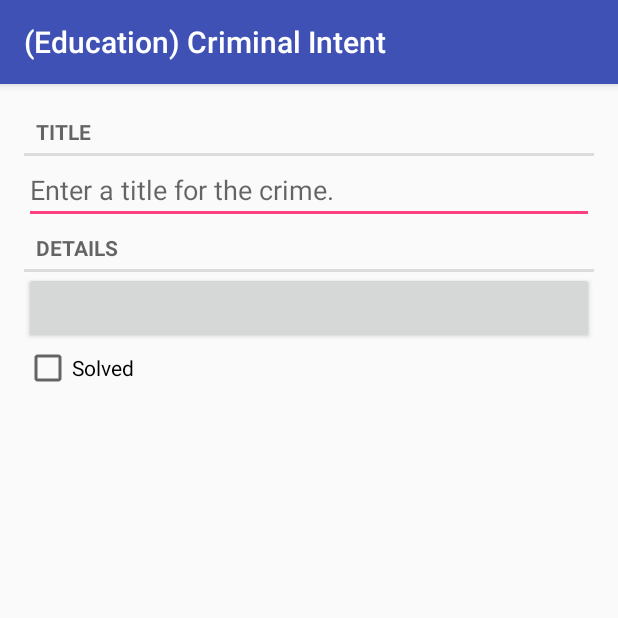
After one commit to RareScrap/EducationCriminalIntent, an Android app: the fragment CrimeFragment shown on its own in the app's theme, on a phone screen of 412 x 824 dp, the top half of it. The commit adds this screen. Run offline under Robolectric (Android 15) with nearby library versions, the phone set to English and light mode, and no system bars.

Commit message:
стр 166

```diff
--- a/app/build.gradle
+++ b/app/build.gradle
@@ -26,6 +26,5 @@ dependencies {
     })
     testCompile 'junit:junit:4.12'
 
-    compile 'com.android.support.constraint:constraint-layout:1.0.2'
     compile 'com.android.support:appcompat-v7:26.0.0-alpha1'
 }
--- /dev/null
+++ b/app/src/main/java/com/apptrust/educationcriminalintent/Crime.java
@@ -0,0 +1,49 @@
+package com.apptrust.educationcriminalintent;
+
+import java.util.Date;
+import java.util.UUID;
+
+/**
+ * Created by RareScrap on 23.08.2017.
+ */
+
+public class Crime {
+    private final UUID mId;
+    private String mTitle;
+    private Date mDate;
+    private boolean mSolved;
+
+    public Crime() {
+        mId = UUID.randomUUID();
+        mDate = new Date();
+    }
+
+    // TODO: Вообще, я против этого говна в виде Boilerplate-code
+    public String getTitle() {
+        return mTitle;
+    }
+
+    public void setTitle(String title) {
+        mTitle = title;
+    }
+
+    public Date getDate() {
+        return mDate;
+    }
+
+    public void setDate(Date date) {
+        mDate = date;
+    }
+
+    public boolean isSolved() {
+        return mSolved;
+    }
+
+    public void setSolved(boolean solved) {
+        mSolved = solved;
+    }
+
+    public UUID getId() {
+        return mId;
+    }
+}
--- /dev/null
+++ b/app/src/main/java/com/apptrust/educationcriminalintent/CrimeFragment.java
@@ -0,0 +1,51 @@
+package com.apptrust.educationcriminalintent;
+
+import android.os.Bundle;
+import android.support.annotation.Nullable;
+import android.support.v4.app.Fragment;
+import android.view.LayoutInflater;
+import android.view.View;
+import android.view.ViewGroup;
+
+/**
+ *
+ * @author RareScrap
+ */
+
+public class CrimeFragment extends Fragment {
+    private Crime mCrime;
+
+    @Override
+    public void onCreate(@Nullable Bundle savedInstanceState) {
+        super.onCreate(savedInstanceState);
+        mCrime = new Crime();
+    }
+
+    /**
+     * Called to have the fragment instantiate its user interface view.
+     * This is optional, and non-graphical fragments can return null (which
+     * is the default implementation).  This will be called between
+     * {@link #onCreate(Bundle)} and {@link #onActivityCreated(Bundle)}.
+     * <p>
+     * <p>If you return a View from here, you will later be called in
+     * {@link #onDestroyView} when the view is being released.
+     *
+     * @param inflater           The LayoutInflater object that can be used to inflate
+     *                           any views in the fragment,
+     * @param container          If non-null, this is the parent view that the fragment's
+     *                           UI should be attached to.  The fragment should not add the view itself,
+     *                           but this can be used to generate the LayoutParams of the view.
+     * @param savedInstanceState If non-null, this fragment is being re-constructed
+     *                           from a previous saved state as given here.
+     * @return Return the View for the fragment's UI, or null.
+     */
+    @Nullable
+    @Override
+    public View onCreateView(LayoutInflater inflater, @Nullable ViewGroup container, @Nullable Bundle savedInstanceState) {
+        /* Третий параметр указывает, нужно ли включать заполненное представление в
+        родителя. Мы передаем false, потому что представление будет добавлено в коде
+        активности. */
+        View v = inflater.inflate(R.layout.fragment_crime, container, false);
+        return v;
+    }
+}
--- /dev/null
+++ b/app/src/main/res/layout/fragment_crime.xml
@@ -0,0 +1,35 @@
+<?xml version="1.0" encoding="utf-8"?>
+<LinearLayout
+    xmlns:android="http://schemas.android.com/apk/res/android"
+    android:layout_margin="16dp"
+    android:orientation="vertical"
+    android:layout_width="match_parent"
+    android:layout_height="match_parent">
+
+    <TextView
+        style="?android:listSeparatorTextViewStyle"
+        android:layout_width="match_parent"
+        android:layout_height="wrap_content"
+        android:text="@string/crime_title_label"/>
+    <EditText
+        android:id="@+id/crime_title"
+        android:layout_width="match_parent"
+        android:layout_height="wrap_content"
+        android:hint="@string/crime_title_hint"/>
+    <TextView
+        style="?android:listSeparatorTextViewStyle"
+        android:layout_width="match_parent"
+        android:layout_height="wrap_content"
+        android:text="@string/crime_details_label"/>
+    <Button
+        android:id="@+id/crime_date"
+        android:layout_width="match_parent"
+        android:layout_height="wrap_content"/>
+
+    <CheckBox
+        android:id="@+id/crime_solved"
+        android:layout_width="match_parent"
+        android:layout_height="wrap_content"
+        android:text="@string/crime_solved_label"/>
+
+</LinearLayout>
--- a/app/src/main/res/values/strings.xml
+++ b/app/src/main/res/values/strings.xml
@@ -1,3 +1,7 @@
 <resources>
     <string name="app_name">(Education) Criminal Intent</string>
+    <string name="crime_title_hint">Enter a title for the crime.</string>
+    <string name="crime_title_label">Title</string>
+    <string name="crime_details_label">Details</string>
+    <string name="crime_solved_label">Solved</string>
 </resources>
```
Also changed, not shown: app/src/main/res/layout/activity_crime.xml (+3 -16 lines).
